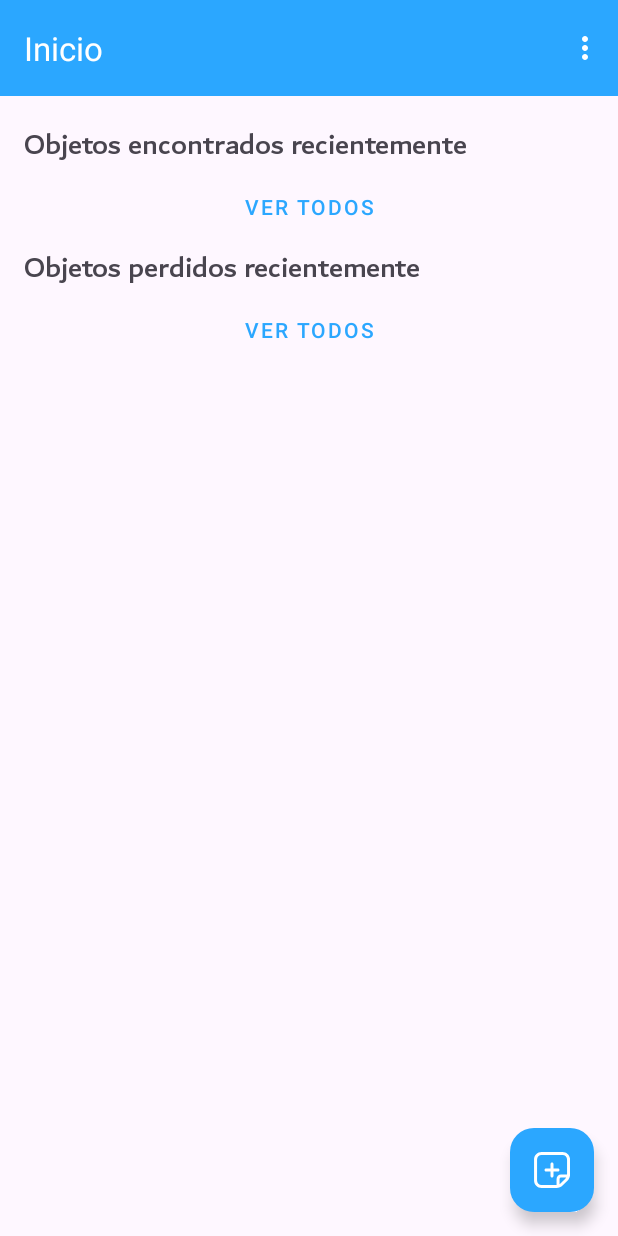
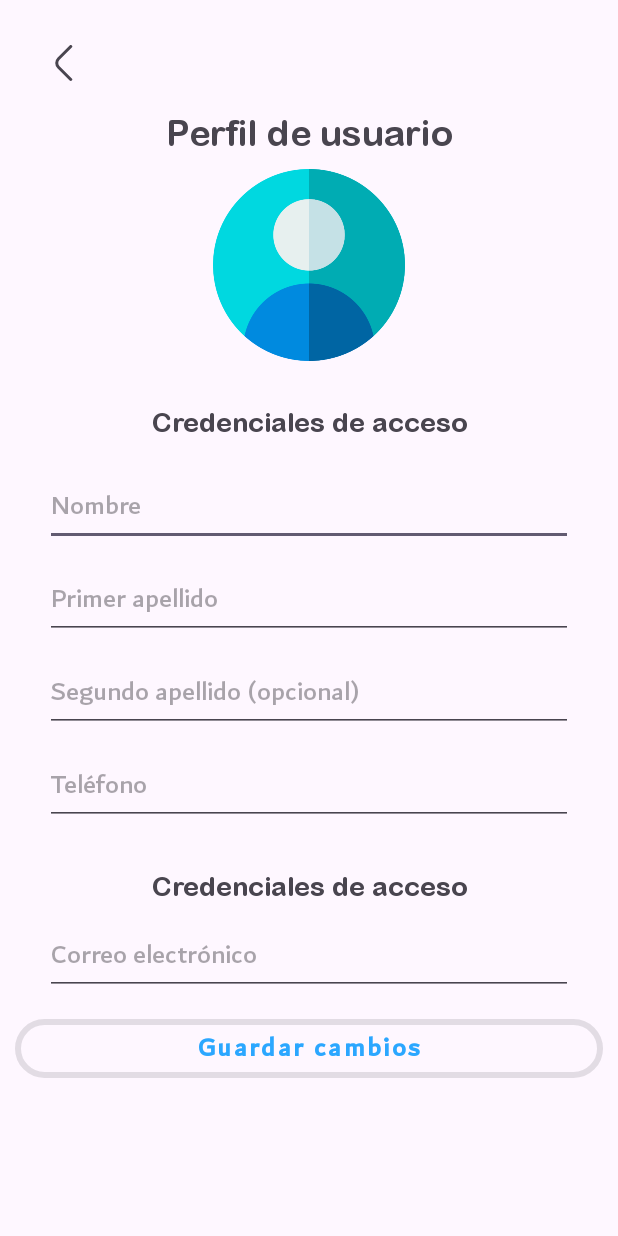
Before and after one commit to jmpt21/LostObjectsApp, an Android app: the screen it shows after launch once a user with an empty profile is signed in (HomeActivity before the commit, ProfileActivity after it), on a phone screen of 412 x 824 dp. Run offline under Robolectric (Android 15) with nearby library versions, the phone set to English and light mode, and no system bars; our stand-ins replace Firebase (no records; nobody signed in at launch, a user with empty details on screens opened directly), navigation-ui; pictures from the network do not load.

Commit message:
ProfileActivity was completed.

```diff
--- a/app/src/main/AndroidManifest.xml
+++ b/app/src/main/AndroidManifest.xml
@@ -20,6 +20,9 @@
         android:theme="@style/Theme.LostObjectsApp"
         tools:targetApi="31">
         <activity
+            android:name=".ProfileActivity"
+            android:exported="false" />
+        <activity
             android:name=".ObjectActivity"
             android:exported="false" />
         <activity
--- a/app/src/main/java/mx/tecnm/cdhidalgo/lostobjectsapp/HomeActivity.kt
+++ b/app/src/main/java/mx/tecnm/cdhidalgo/lostobjectsapp/HomeActivity.kt
@@ -25,9 +25,14 @@ class HomeActivity : AppCompatActivity() {
     override fun onCreate(savedInstanceState: Bundle?) {
         super.onCreate(savedInstanceState)
         firestore = Firebase.firestore
-        firestore.collection("users").document(Firebase.auth.currentUser?.email.toString())
-            .get().addOnSuccessListener {
-                userProfile = it.toObject(UserDataClass::class.java)
+        firestore.collection("users").document(auth.currentUser?.email!!).get()
+            .addOnSuccessListener {
+                if (!it.exists()) {
+                    val intent = Intent(this, ProfileActivity::class.java)
+                    startActivity(intent)
+                } else {
+                    userProfile = it.toObject(UserDataClass::class.java)
+                }
             }
         binding = ActivityHomeBinding.inflate(layoutInflater)
         setContentView(binding.root)
@@ -41,6 +46,19 @@ class HomeActivity : AppCompatActivity() {
         fab.setOnClickListener {
             navController.navigate(R.id.action_HomeFragment_to_ReportFragment)
         }
+    }
+
+    override fun onResume() {
+        super.onResume()
+        firestore.collection("users").document(auth.currentUser?.email!!).get()
+            .addOnSuccessListener {
+                if (!it.exists()) {
+                    val intent = Intent(this, ProfileActivity::class.java)
+                    startActivity(intent)
+                } else {
+                    userProfile = it.toObject(UserDataClass::class.java)
+                }
+            }
     }
 
     override fun onCreateOptionsMenu(menu: Menu?): Boolean {
@@ -60,7 +78,11 @@ class HomeActivity : AppCompatActivity() {
 
     override fun onOptionsItemSelected(item: MenuItem): Boolean {
         return when (item.itemId) {
-            R.id.action_profile -> true
+            R.id.action_profile -> {
+                val intent = Intent(this, ProfileActivity::class.java)
+                startActivity(intent)
+                true
+            }
             R.id.action_my_reports -> true
             R.id.action_sign_out -> {
                 val auth = Firebase.auth
--- /dev/null
+++ b/app/src/main/java/mx/tecnm/cdhidalgo/lostobjectsapp/ProfileActivity.kt
@@ -0,0 +1,107 @@
+package mx.tecnm.cdhidalgo.lostobjectsapp
+
+import androidx.appcompat.app.AppCompatActivity
+import android.os.Bundle
+import android.util.Log
+import android.widget.EditText
+import android.widget.Toast
+import androidx.appcompat.widget.AppCompatImageButton
+import com.google.android.material.button.MaterialButton
+import com.google.android.material.dialog.MaterialAlertDialogBuilder
+import com.google.firebase.firestore.FirebaseFirestore
+import com.google.firebase.firestore.ktx.firestore
+import com.google.firebase.ktx.Firebase
+import mx.tecnm.cdhidalgo.lostobjectsapp.entities.UserDataClass
+
+class ProfileActivity : AppCompatActivity() {
+    private lateinit var btnBack : AppCompatImageButton
+    private lateinit var txtName : EditText
+    private lateinit var txtLastName1 : EditText
+    private lateinit var txtLastName2 : EditText
+    private lateinit var txtPhone : EditText
+    private lateinit var txtEmail : EditText
+    private lateinit var btnUpdate : MaterialButton
+    private lateinit var db : FirebaseFirestore
+    override fun onCreate(savedInstanceState: Bundle?) {
+        super.onCreate(savedInstanceState)
+        setContentView(R.layout.activity_profile)
+        db = Firebase.firestore
+        if (userProfile == null) {
+            MaterialAlertDialogBuilder(this,
+                com.google.android.material.R.style.AlertDialog_AppCompat)
+                .setTitle("Información")
+                .setMessage("Completa tu perfil para una mejor experiencia")
+                .setPositiveButton("Aceptar") { dialog, _ ->
+                    dialog.dismiss()
+                }
+                .show()
+        }
+    }
+
+    override fun onStart() {
+        super.onStart()
+        txtName = findViewById(R.id.txt_name_profile)
+        txtLastName1 = findViewById(R.id.txt_lastname_1_profile)
+        txtLastName2 = findViewById(R.id.txt_lastname_2_profile)
+        txtPhone = findViewById(R.id.txt_phone_profile)
+        txtEmail = findViewById(R.id.txt_email_profile)
+        btnUpdate = findViewById(R.id.btn_edit_profile)
+        btnBack = findViewById(R.id.btn_back_profile)
+
+        txtName.setText(userProfile?.name ?: "")
+        txtLastName1.setText(userProfile?.lastName1 ?: "")
+        txtLastName2.setText(userProfile?.lastName2 ?: "")
+        txtPhone.setText(userProfile?.phoneNumber ?: "")
+        txtEmail.setText(auth.currentUser?.email ?: "")
+
+        btnUpdate.setOnClickListener {
+            val name = String.format("%s %s %s", txtName.text.trim(), txtLastName1.text.trim(), txtLastName2.text.trim())
+            val phoneNumber = txtPhone.text.trim().toString()
+            if (txtName.text.isEmpty() || txtLastName1.text.isEmpty() || phoneNumber.isEmpty()) {
+                Toast.makeText(this, "Completa tu perfil", Toast.LENGTH_SHORT).show()
+                return@setOnClickListener
+            }
+            val user = UserDataClass(
+                txtName.text.trim().toString(),
+                txtLastName1.text.trim().toString(),
+                txtLastName2.text.trim().toString(),
+                phoneNumber,
+                txtEmail.text.trim().toString()
+            )
+
+            MaterialAlertDialogBuilder(this, com.google.android.material.R.style.AlertDialog_AppCompat)
+                .setTitle("Confirmación")
+                .setMessage("Nombre: ${name.trim()}\nNúmero de teléfono: $phoneNumber")
+                .setNegativeButton("Cancelar") { dialog, _ ->
+                    dialog.cancel()
+                }
+                .setPositiveButton("Aceptar") { _, _ ->
+                    db.collection("users").document(auth.currentUser?.email!!).set(user)
+                        .addOnSuccessListener {
+                            userProfile = user
+                            Toast.makeText(this, "Perfil actualizado", Toast.LENGTH_SHORT).show()
+                            finish()
+                        }
+                        .addOnFailureListener {
+                            Log.e("Error", it.message.toString())
+                        }
+                }
+                .show()
+        }
+
+        btnBack.setOnClickListener {
+            if (userProfile == null) {
+                MaterialAlertDialogBuilder(this,
+                    com.google.android.material.R.style.AlertDialog_AppCompat)
+                    .setTitle("Información")
+                    .setMessage("Completa tu perfil para una mejor experiencia")
+                    .setPositiveButton("Aceptar") { dialog, _ ->
+                        dialog.dismiss()
+                    }
+                    .show()
+            } else {
+                finish()
+            }
+        }
+    }
+}
--- /dev/null
+++ b/app/src/main/res/layout/activity_profile.xml
@@ -0,0 +1,143 @@
+<?xml version="1.0" encoding="utf-8"?>
+<androidx.core.widget.NestedScrollView
+    xmlns:android="http://schemas.android.com/apk/res/android"
+    xmlns:app="http://schemas.android.com/apk/res-auto"
+    xmlns:tools="http://schemas.android.com/tools"
+    android:layout_width="match_parent"
+    android:layout_height="match_parent"
+    android:contentDescription="@string/description_profile"
+    android:fillViewport="true"
+    tools:context=".ProfileActivity">
+    <androidx.constraintlayout.widget.ConstraintLayout
+        android:layout_margin="10dp"
+        android:layout_width="match_parent"
+        android:layout_height="match_parent">
+        <androidx.appcompat.widget.AppCompatImageButton
+            android:id="@+id/btn_back_profile"
+            android:layout_width="64dp"
+            android:layout_height="64dp"
+            app:layout_constraintTop_toTopOf="parent"
+            app:layout_constraintStart_toStartOf="parent"
+            android:background="@android:color/transparent"
+            android:src="@drawable/back"
+            android:contentDescription="@string/btn_back_full_report"/>
+        <com.google.android.material.textview.MaterialTextView
+            android:id="@+id/title_profile"
+            android:layout_width="match_parent"
+            android:layout_height="wrap_content"
+            app:layout_constraintTop_toBottomOf="@+id/btn_back_profile"
+            android:text="@string/description_profile"
+            android:textSize="24sp"
+            android:fontFamily="@font/arial_rounded_mt_bold"
+            android:textAlignment="center"/>
+        <androidx.appcompat.widget.AppCompatImageView
+            android:id="@+id/photo_profile"
+            android:layout_width="128dp"
+            android:layout_height="128dp"
+            app:layout_constraintTop_toBottomOf="@+id/title_profile"
+            app:layout_constraintStart_toStartOf="parent"
+            app:layout_constraintEnd_toEndOf="parent"
+            android:layout_marginTop="10dp"
+            android:src="@drawable/photo_user"/>
+        <androidx.appcompat.widget.AppCompatTextView
+            android:id="@+id/title_data_profile"
+            android:layout_width="match_parent"
+            android:layout_height="wrap_content"
+            android:layout_marginTop="30dp"
+            app:layout_constraintTop_toBottomOf="@+id/photo_profile"
+            android:fontFamily="@font/arial_rounded_mt_bold"
+            android:textSize="18sp"
+            android:textAlignment="center"
+            android:text="@string/txt_credentials_data"/>
+        <EditText
+            android:id="@+id/txt_name_profile"
+            android:layout_width="match_parent"
+            android:layout_height="52dp"
+            app:layout_constraintTop_toBottomOf="@+id/title_data_profile"
+            android:layout_margin="20dp"
+            android:inputType="text"
+            android:fontFamily="@font/dubai_medium"
+            android:hint="@string/txt_input_name"
+            android:textSize="18sp"
+            android:autofillHints="" />
+        <EditText
+            android:id="@+id/txt_lastname_1_profile"
+            android:layout_width="match_parent"
+            android:layout_height="52dp"
+            app:layout_constraintTop_toBottomOf="@+id/txt_name_profile"
+            android:layout_marginTop="10dp"
+            android:layout_marginStart="20dp"
+            android:layout_marginEnd="20dp"
+            android:inputType="text"
+            android:fontFamily="@font/dubai_medium"
+            android:hint="@string/txt_input_lastname_1"
+            android:textSize="18sp"
+            android:autofillHints="" />
+        <EditText
+            android:id="@+id/txt_lastname_2_profile"
+            android:layout_width="match_parent"
+            android:layout_height="52dp"
+            app:layout_constraintTop_toBottomOf="@+id/txt_lastname_1_profile"
+            android:layout_marginTop="10dp"
+            android:layout_marginStart="20dp"
+            android:layout_marginEnd="20dp"
+            android:inputType="text"
+            android:fontFamily="@font/dubai_medium"
+            android:hint="@string/txt_input_lastname_2"
+            android:textSize="18sp"
+            android:autofillHints="" />
+        <EditText
+            android:id="@+id/txt_phone_profile"
+            android:layout_width="match_parent"
+            android:layout_height="52dp"
+            app:layout_constraintTop_toBottomOf="@+id/txt_lastname_2_profile"
+            android:layout_marginTop="10dp"
+            android:layout_marginStart="20dp"
+            android:layout_marginEnd="20dp"
+            android:inputType="phone"
+            android:fontFamily="@font/dubai_medium"
+            android:hint="@string/txt_input_number_phone"
+            android:textSize="18sp"
+            android:autofillHints="" />
+        <androidx.appcompat.widget.AppCompatTextView
+            android:id="@+id/title_credentials_profile"
+            android:layout_width="match_parent"
+            android:layout_height="wrap_content"
+            android:layout_marginTop="30dp"
+            app:layout_constraintTop_toBottomOf="@+id/txt_phone_profile"
+            android:fontFamily="@font/arial_rounded_mt_bold"
+            android:textSize="18sp"
+            android:textAlignment="center"
+            android:text="@string/txt_credentials_data"/>
+        <EditText
+            android:id="@+id/txt_email_profile"
+            android:layout_width="match_parent"
+            android:layout_height="52dp"
+            app:layout_constraintTop_toBottomOf="@+id/title_credentials_profile"
+            android:layout_marginTop="10dp"
+            android:layout_marginStart="20dp"
+            android:layout_marginEnd="20dp"
+            android:inputType="textEmailAddress"
+            android:fontFamily="@font/dubai_medium"
+            android:hint="@string/txt_input_email"
+            android:textSize="18sp"
+            android:clickable="false"
+            android:focusable="false"
+            android:autofillHints="" />
+        <com.google.android.material.button.MaterialButton
+            android:id="@+id/btn_edit_profile"
+            style="@style/Widget.MaterialComponents.Button.OutlinedButton"
+            app:strokeWidth="4dp"
+            app:cornerRadius="20dp"
+            android:layout_width="match_parent"
+            android:layout_height="wrap_content"
+            android:layout_marginTop="10dp"
+            android:layout_marginBottom="20dp"
+            app:layout_constraintTop_toBottomOf="@+id/txt_email_profile"
+            android:textSize="18sp"
+            android:text="@string/txt_button_edit_profile"
+            android:fontFamily="@font/dubai_medium"
+            android:textStyle="bold"
+            android:textAllCaps="false" />
+    </androidx.constraintlayout.widget.ConstraintLayout>
+</androidx.core.widget.NestedScrollView>
--- a/app/src/main/res/values/strings.xml
+++ b/app/src/main/res/values/strings.xml
@@ -111,5 +111,7 @@
     <string name="recent_lost_objects">Objetos perdidos recientemente</string>
     <string name="recent_found_objects">Objetos encontrados recientemente</string>
     <string name="see_all">Ver todos</string>
+    <string name="description_profile">Perfil de usuario</string>
+    <string name="txt_button_edit_profile">Guardar cambios</string>
 
 </resources>
```
